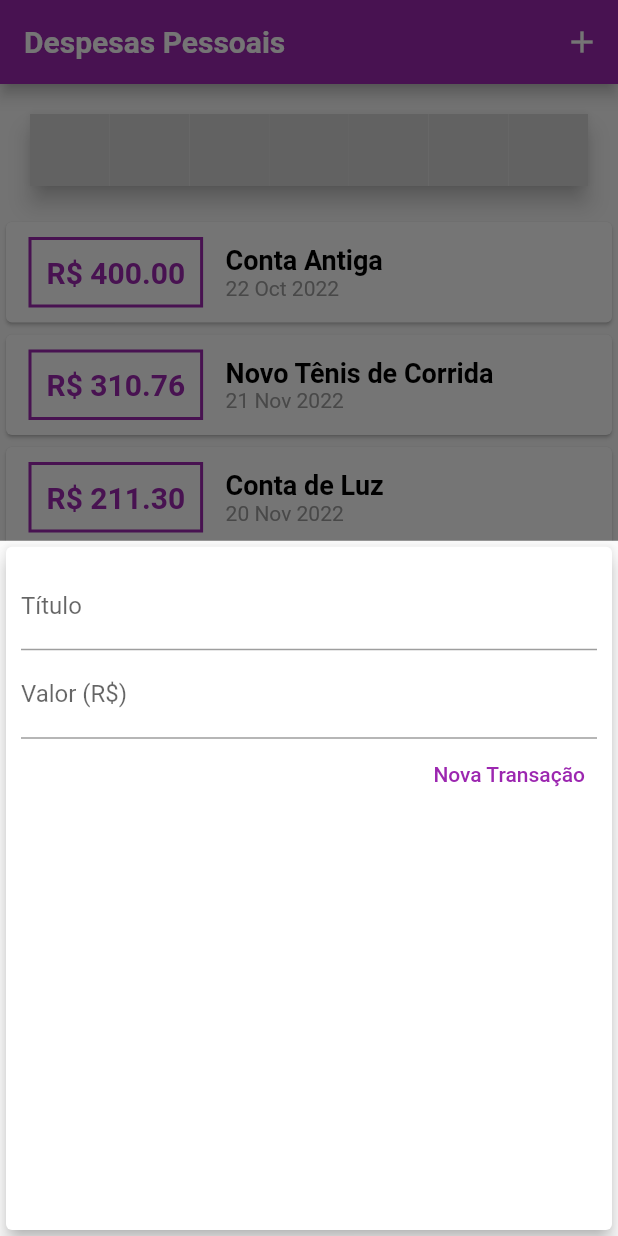
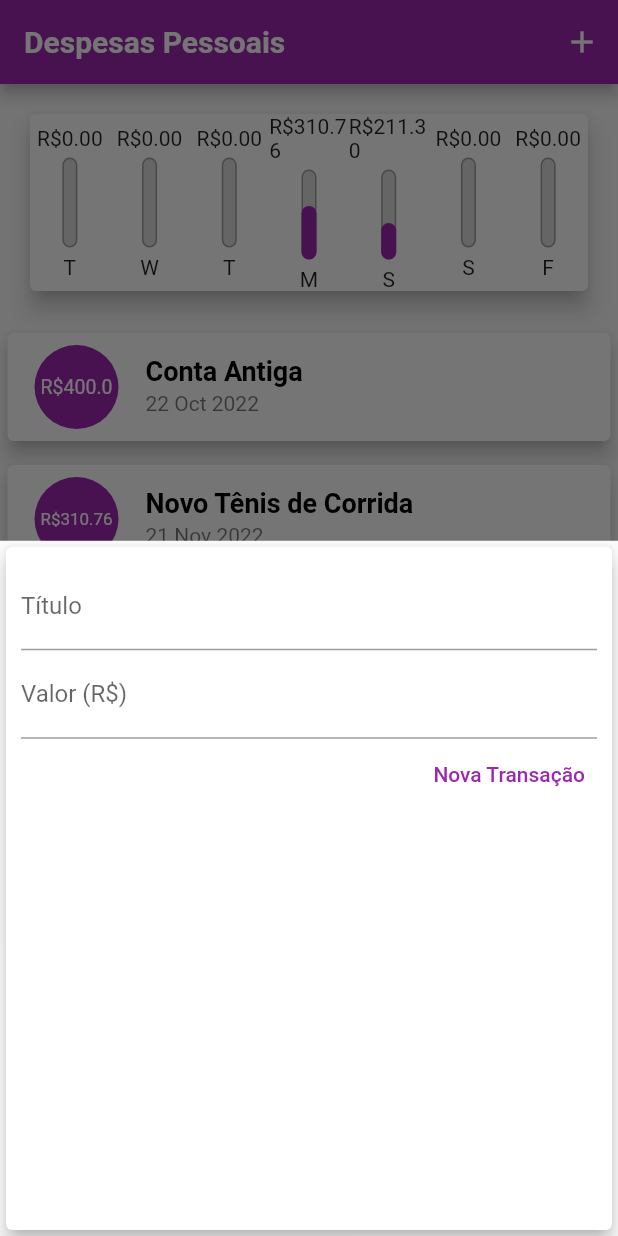
Before and after one commit to LuscaMamede/Despesas-Mobile, a Flutter app: the screen it shows after launch, after a tap on the "add" icon, on a phone screen of 412 x 824 dp. Run offline on Flutter 3.47's test engine with Material 2 defaults, Android fonts, the phone set to English and light mode, and no system bars; Roboto replaces fonts that are missing (OpenSans).

Commit message:
modified:   lib/components/chart.dart 	modified:   lib/components/transaction_list.dart

```diff
--- a/lib/components/chart.dart
+++ b/lib/components/chart.dart
@@ -50,11 +50,11 @@ class Chart extends StatelessWidget {
           children: groupedTransactions.map((tr) {
             return Flexible(
               fit: FlexFit.tight,
-              child: ChartBar(,
-              label: tr['day'] as String,
-              value: tr['value'] as double,
-              percentage: (tr['value'] as double) / _weekTotalValue,
-            ),
+              child: ChartBar(
+                label: tr['day'] as String,
+                value: tr['value'] as double,
+                percentage: (tr['value'] as double) / _weekTotalValue,
+              ),
             );
           }).toList(),
         ),
--- a/lib/components/transaction_list.dart
+++ b/lib/components/transaction_list.dart
@@ -34,45 +34,34 @@ class TransactionList extends StatelessWidget {
               itemBuilder: (ctx, index) {
                 final tr = transactions[index];
                 return Card(
-                  child: Row(
-                    children: [
-                      Container(
+                  elevation: 5,
                   margin: const EdgeInsets.symmetric(
-                          horizontal: 15,
-                          vertical: 10,
+                    vertical: 8,
+                    horizontal: 5,
                   ),
-                        decoration: BoxDecoration(
-                          border: Border.all(
-                            color: Theme.of(context).colorScheme.primary,
-                            width: 2,
-                          ),
-                        ),
-                        padding: const EdgeInsets.all(10),
+                  child: ListTile(
+                    leading: CircleAvatar(
+                      backgroundColor: Colors.purple,
+                      radius: 30,
+                      child: Padding(
+                        padding: const EdgeInsets.all(6),
+                        child: FittedBox(
                           child: Text(
-                          'R\$ ${tr.value.toStringAsFixed(2)}',
-                          style: TextStyle(
-                            fontWeight: FontWeight.bold,
-                            fontSize: 20,
-                            color: Theme.of(context).colorScheme.primary,
+                            'R\$${tr.value}',
+                            style: const TextStyle(
+                              color: Colors.white,
                             ),
                           ),
                         ),
-                      Column(
-                        crossAxisAlignment: CrossAxisAlignment.start,
-                        children: [
-                          Text(
+                      ),
+                    ),
+                    title: Text(
                       tr.title,
                       style: Theme.of(context).textTheme.headline6,
                     ),
-                          Text(
+                    subtitle: Text(
                       DateFormat('d MMM y').format(tr.date),
-                            style: const TextStyle(
-                              color: Colors.grey,
                     ),
-                          ),
-                        ],
-                      ),
-                    ],
                   ),
                 );
               },
```
Lines whose indentation alone changed are shown as unchanged.
